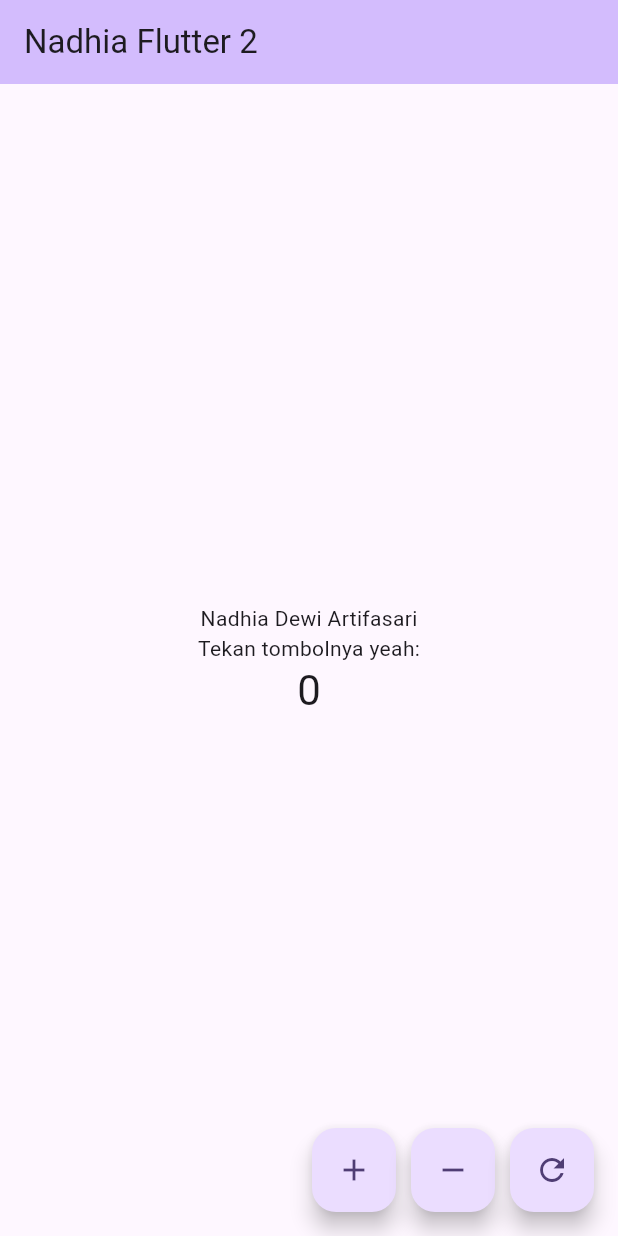
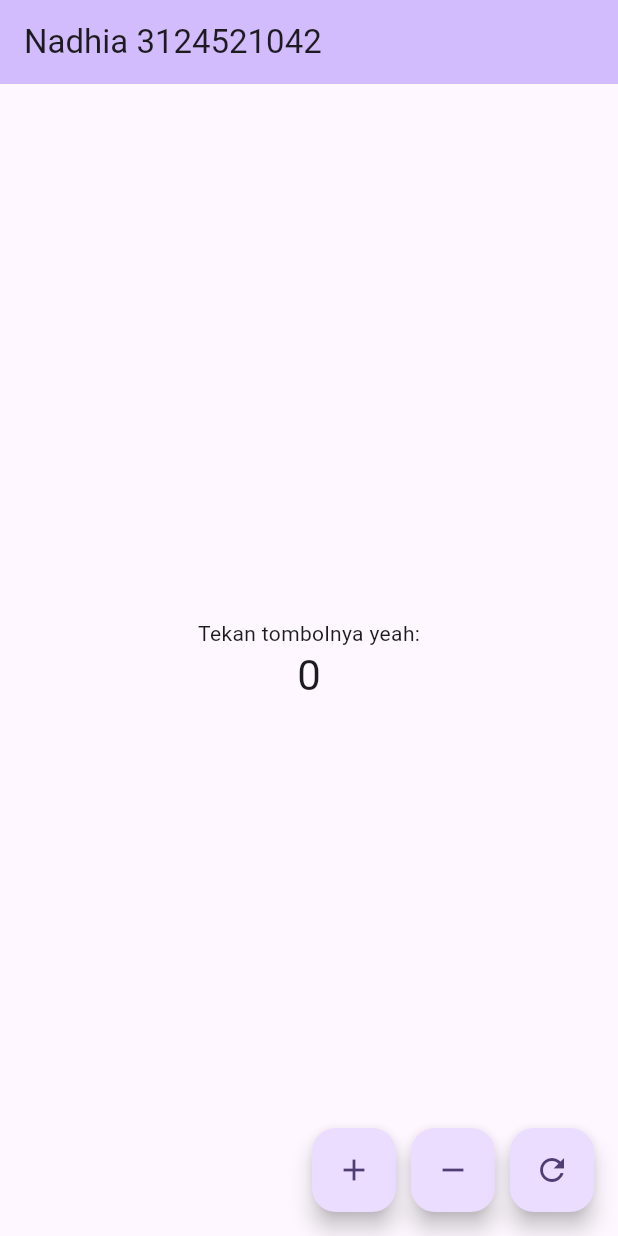
Before and after one commit to nadhiada/flutter-nadhia, a Flutter app: the screen it shows after launch, on a phone screen of 412 x 824 dp. Run offline on Flutter 3.47's test engine with Material 3 defaults, Android fonts, the phone set to English and light mode, and no system bars.

```diff
--- a/lib/main.dart
+++ b/lib/main.dart
@@ -14,7 +14,7 @@ class MyApp extends StatelessWidget {
       theme: ThemeData(
         colorScheme: ColorScheme.fromSeed(seedColor: Colors.deepPurple),
       ),
-      home: const MyHomePage(title: 'Nadhia Flutter 2'),
+      home: const MyHomePage(title: 'Nadhia 3124521042'),
     );
   }
 }
@@ -61,7 +61,6 @@ class _MyHomePageState extends State<MyHomePage> {
         child: Column(
           mainAxisAlignment: MainAxisAlignment.center,
           children: [
-            const Text('Nadhia Dewi Artifasari'),
             const Text('Tekan tombolnya yeah:'),
             Text(
               '$_counter',
```
